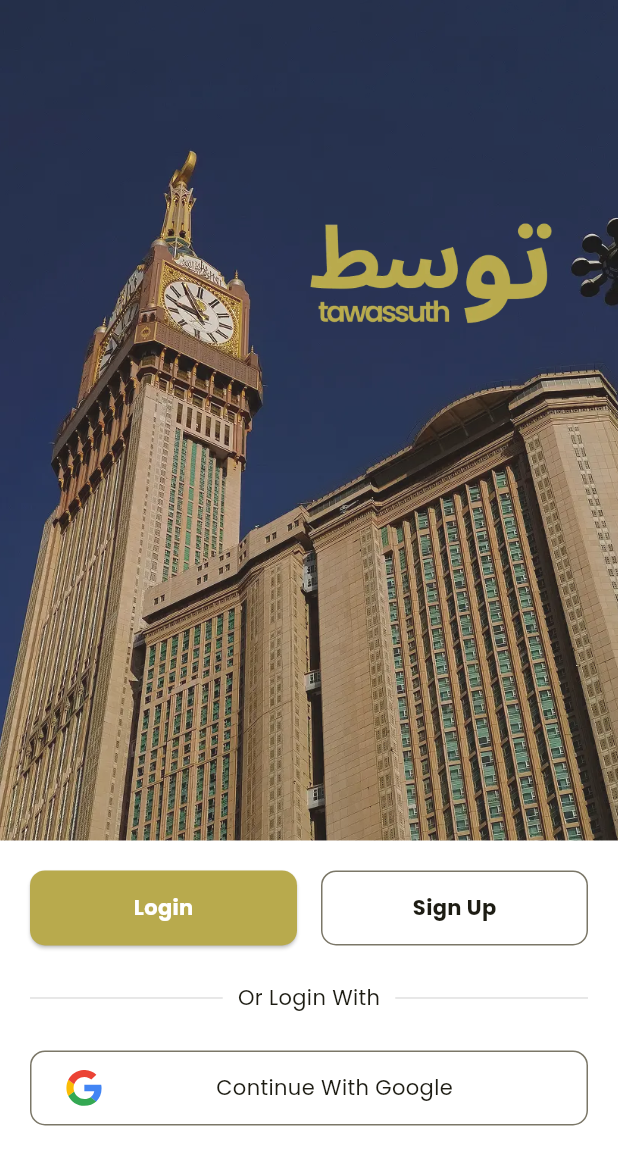
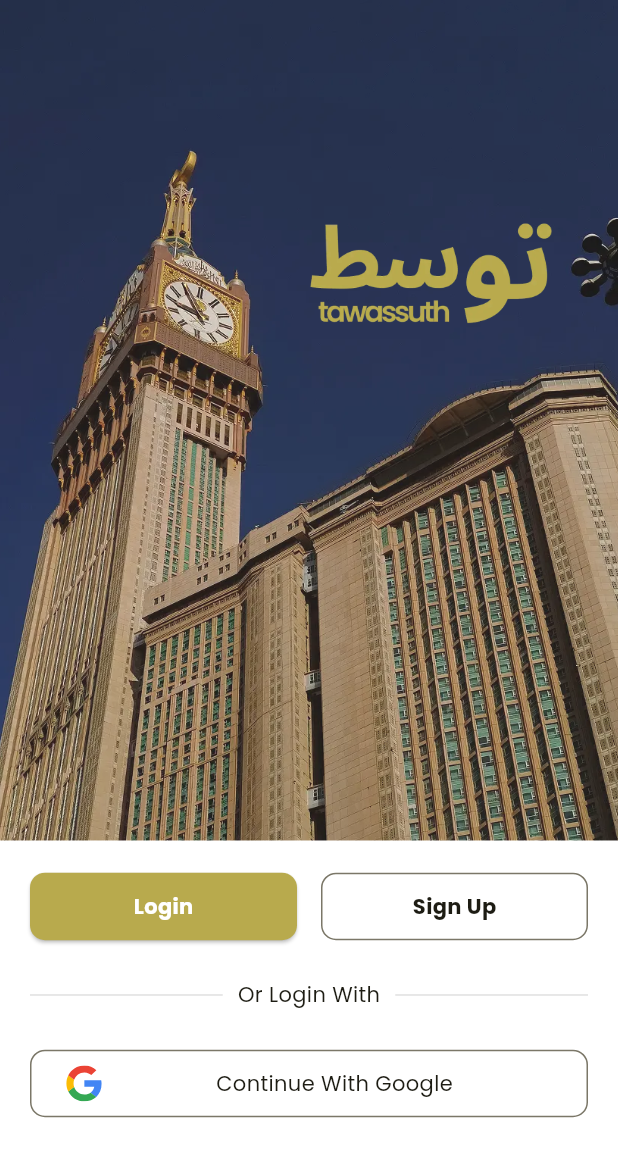
Before and after one commit to rrrozzaq/tawassuth-app, a Flutter app: the screen it shows after launch, on a phone screen of 412 x 824 dp. Shown: the top 1165 px of the screen. Run offline on Flutter 3.47's test engine with Material 3 defaults, Android fonts, the phone set to English and light mode, and no system bars; our stand-ins replace auto_route, flutter_svg, get_it.

Commit message:
feat : add new utils and adjust reusable widget

```diff
--- a/lib/core/components/button/filled_button.dart
+++ b/lib/core/components/button/filled_button.dart
@@ -11,6 +11,9 @@
     this.foregroundColor,
     this.backgroundColor,
     this.boldText = true,
+    this.isFullWidth = false,
+    this.setCenter = true,
+    this.borderRadius = 10,
   });
 
   final String label;
@@ -18,32 +21,38 @@
   final Color? foregroundColor;
   final Color? backgroundColor;
   final VoidCallback onPressed;
-  final bool? boldText;
+  final bool boldText;
+  final bool isFullWidth;
+  final bool setCenter;
+  final double borderRadius;
 
   @override
   Widget build(BuildContext context) {
     return ElevatedButton(
       onPressed: onPressed,
       style: ElevatedButton.styleFrom(
-        minimumSize: const Size(100, 50),
+        minimumSize: const Size(100, 45),
         backgroundColor: backgroundColor ?? TColors.mainColor,
         foregroundColor: foregroundColor ?? Colors.white,
-        shape: RoundedRectangleBorder(borderRadius: BorderRadius.circular(10)),
+        shape: RoundedRectangleBorder(
+          borderRadius: BorderRadius.circular(borderRadius),
+        ),
       ),
       child: Row(
         spacing: 10,
-        mainAxisAlignment: MainAxisAlignment.start,
+        mainAxisSize: isFullWidth ? MainAxisSize.max : MainAxisSize.min,
+        mainAxisAlignment:
+            setCenter ? MainAxisAlignment.center : MainAxisAlignment.start,
         children: [
-          if (icon != null) TAssetImage(icon!, height: 24),
-          Expanded(
-            child: Center(
-              child: Text(
-                label,
-                style: Theme.of(context).textTheme.bodyMedium!.copyWith(
-                  fontWeight: boldText! ? FontWeight.bold : null,
-                  color: foregroundColor ?? Colors.white,
-                ),
-              ),
+          if (icon != null) ...[
+            TAssetImage(icon!, height: 24),
+            const SizedBox(width: 8),
+          ],
+          Text(
+            label,
+            style: Theme.of(context).textTheme.bodyMedium!.copyWith(
+              fontWeight: boldText ? FontWeight.bold : null,
+              color: foregroundColor ?? Colors.white,
             ),
           ),
         ],
--- a/lib/core/components/button/outlined_button.dart
+++ b/lib/core/components/button/outlined_button.dart
@@ -20,7 +20,7 @@
     return OutlinedButton(
       onPressed: onPressed,
       style: OutlinedButton.styleFrom(
-        minimumSize: const Size(100, 50),
+        minimumSize: const Size(100, 45),
         shape: RoundedRectangleBorder(borderRadius: BorderRadius.circular(10)),
       ),
       child: Row(
--- a/lib/utils/color.dart
+++ b/lib/utils/color.dart
@@ -2,4 +2,11 @@
 
 class TColors {
   static final Color mainColor = const Color(0XFFB8AA4D);
+  static final Color orange = const Color(0XFFFE7747);
+  static final Color orangeAccent = const Color(0XFFFFC17A);
+  static final Color purpleAccent = const Color(0XFFAE93AA);
+
+  // container background color time
+  static final Color greenBg = const Color(0XFF48C793);
+  static final Color darkBlueBg = const Color(0XFF414B67);
 }
--- a/lib/utils/ui_helper.dart
+++ b/lib/utils/ui_helper.dart
@@ -5,3 +5,5 @@
 
 // get height screen device
 double screenHeight(BuildContext context) => MediaQuery.of(context).size.height;
+
+double topPadding(BuildContext context) => MediaQuery.of(context).padding.top;
```
Also changed, not shown: lib/utils/function_helper.dart (added, +8 -0 lines), lib/utils/get_icon_bytime.dart (added, +18 -0 lines).
